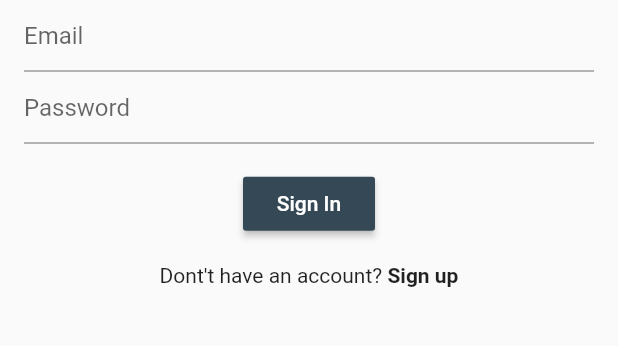
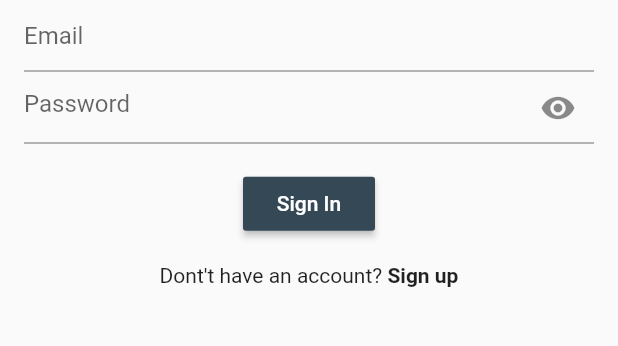
Before and after one commit to LittleFireflies/twitty, a Flutter app: the screen it shows after launch, on a phone screen of 412 x 824 dp, the part 559-905 px from its top. Run offline on Flutter 3.47's test engine with Material 2 defaults, Android fonts, the phone set to English and light mode, and no system bars; our stand-ins replace cloud_firestore, firebase_auth; missing offline and left inert: password; accounts and stored records are empty.

Commit message:
show/hide password

```diff
--- a/lib/main.dart
+++ b/lib/main.dart
@@ -35,6 +35,7 @@ class _MyHomePageState extends State<MyHomePage> {
   final _passwordController = TextEditingController();
   final _auth = FirebaseAuth.instance;
   bool isLoading = false;
+  bool _obscureText = true;
 
   @override
   Widget build(BuildContext context) {
@@ -64,8 +65,18 @@ class _MyHomePageState extends State<MyHomePage> {
             ),
             TextField(
               controller: _passwordController,
-              obscureText: true,
+              obscureText: _obscureText,
               decoration: InputDecoration(
+                suffixIcon: IconButton(
+                  onPressed: () {
+                    setState(() {
+                      _obscureText = !_obscureText;
+                    });
+                  },
+                  icon: Icon(
+                    _obscureText ? Icons.visibility : Icons.visibility_off,
+                  ),
+                ),
                 hintText: 'Password',
               ),
             ),
```
